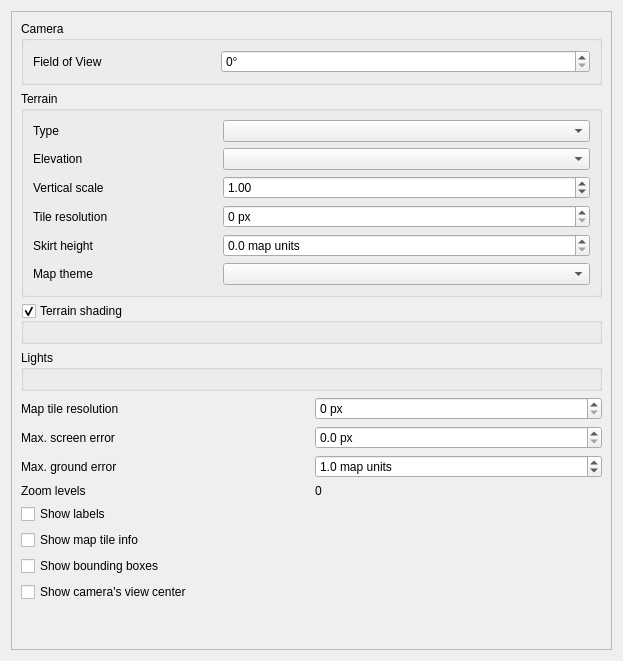
Above: src/ui/3d/map3dconfigwidget.ui from qgis/QGIS before the change. Below: the same form after it.
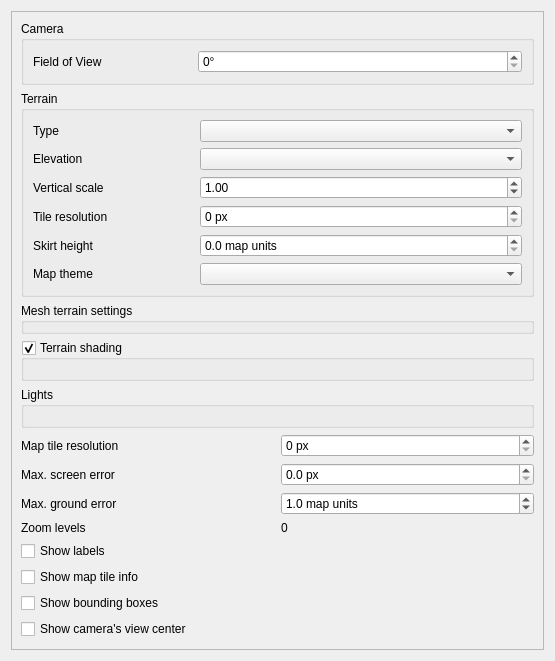
That is the form after the change. Custom widgets are drawn as their Qt base class.

Commit message: new 3D mesh renderer

```diff
--- a/src/ui/3d/map3dconfigwidget.ui
+++ b/src/ui/3d/map3dconfigwidget.ui
@@ -6,14 +6,14 @@
    <rect>
     <x>0</x>
     <y>0</y>
-    <width>623</width>
+    <width>555</width>
     <height>661</height>
    </rect>
   </property>
   <property name="windowTitle">
    <string>Configure 3D Map Rendering</string>
   </property>
-  <layout class="QVBoxLayout" name="verticalLayout">
+  <layout class="QVBoxLayout" name="verticalLayout_4">
    <item>
     <widget class="QgsScrollArea" name="scrollArea">
      <property name="widgetResizable">
@@ -24,38 +24,25 @@
        <rect>
         <x>0</x>
         <y>0</y>
-        <width>557</width>
-        <height>1298</height>
+        <width>521</width>
+        <height>685</height>
        </rect>
       </property>
-      <layout class="QVBoxLayout" name="verticalInnerLayout">
-       <item>
-        <widget class="QgsCollapsibleGroupBox" name="cameraTerrain">
-         <property name="title">
-          <string>Camera</string>
+      <layout class="QGridLayout" name="gridLayout_4">
+       <item row="11" column="0">
+        <spacer name="verticalSpacer">
+         <property name="orientation">
+          <enum>Qt::Vertical</enum>
          </property>
-         <layout class="QGridLayout" name="gridLayout">
-          <item row="1" column="0">
-           <widget class="QLabel" name="label_3">
-            <property name="text">
-             <string>Field of View</string>
-            </property>
-           </widget>
-          </item>
-          <item row="1" column="1" colspan="2">
-           <widget class="QgsSpinBox" name="spinCameraFieldOfView">
-            <property name="suffix">
-             <string>°</string>
-            </property>
-            <property name="maximum">
-             <number>180</number>
-            </property>
-           </widget>
-          </item>
-         </layout>
-        </widget>
+         <property name="sizeHint" stdset="0">
+          <size>
+           <width>20</width>
+           <height>0</height>
+          </size>
+         </property>
+        </spacer>
        </item>
-       <item>
+       <item row="1" column="0">
         <widget class="QgsCollapsibleGroupBox" name="groupTerrain">
          <property name="title">
           <string>Terrain</string>
@@ -152,7 +139,7 @@
          </layout>
         </widget>
        </item>
-       <item>
+       <item row="3" column="0">
         <widget class="QgsCollapsibleGroupBox" name="groupTerrainShading">
          <property name="title">
           <string>Terrain shading</string>
@@ -167,7 +154,33 @@
          </layout>
         </widget>
        </item>
-       <item>
+       <item row="0" column="0">
+        <widget class="QgsCollapsibleGroupBox" name="cameraTerrain">
+         <property name="title">
+          <string>Camera</string>
+         </property>
+         <layout class="QGridLayout" name="gridLayout">
+          <item row="1" column="0">
+           <widget class="QLabel" name="label_3">
+            <property name="text">
+             <string>Field of View</string>
+            </property>
+           </widget>
+          </item>
+          <item row="1" column="1" colspan="2">
+           <widget class="QgsSpinBox" name="spinCameraFieldOfView">
+            <property name="suffix">
+             <string>°</string>
+            </property>
+            <property name="maximum">
+             <number>180</number>
+            </property>
+           </widget>
+          </item>
+         </layout>
+        </widget>
+       </item>
+       <item row="5" column="0">
         <widget class="QgsCollapsibleGroupBox" name="groupLights">
          <property name="title">
           <string>Lights</string>
@@ -179,7 +192,14 @@
          </layout>
         </widget>
        </item>
-       <item>
+       <item row="10" column="0">
+        <widget class="QCheckBox" name="chkShowCameraViewCenter">
+         <property name="text">
+          <string>Show camera's view center</string>
+         </property>
+        </widget>
+       </item>
+       <item row="6" column="0">
         <layout class="QGridLayout" name="gridLayout_2">
          <item row="2" column="0">
           <widget class="QLabel" name="label_6">
@@ -257,47 +277,48 @@
          </item>
         </layout>
        </item>
-       <item>
+       <item row="7" column="0">
         <widget class="QCheckBox" name="chkShowLabels">
          <property name="text">
           <string>Show labels</string>
          </property>
         </widget>
        </item>
-       <item>
+       <item row="8" column="0">
         <widget class="QCheckBox" name="chkShowTileInfo">
          <property name="text">
           <string>Show map tile info</string>
          </property>
         </widget>
        </item>
-       <item>
+       <item row="9" column="0">
         <widget class="QCheckBox" name="chkShowBoundingBoxes">
          <property name="text">
           <string>Show bounding boxes</string>
          </property>
         </widget>
        </item>
-       <item>
-        <widget class="QCheckBox" name="chkShowCameraViewCenter">
-         <property name="text">
-          <string>Show camera's view center</string>
+       <item row="2" column="0">
+        <widget class="QgsCollapsibleGroupBox" name="groupMeshTerrainShading">
+         <property name="title">
+          <string>Mesh terrain settings</string>
          </property>
+         <layout class="QVBoxLayout" name="verticalLayout">
+          <property name="leftMargin">
+           <number>0</number>
+          </property>
+          <property name="topMargin">
+           <number>0</number>
+          </property>
+          <property name="rightMargin">
+           <number>0</number>
+          </property>
+          <property name="bottomMargin">
+           <number>0</number>
+          </property>
+         </layout>
         </widget>
        </item>
-       <item>
-        <spacer name="verticalSpacer">
-         <property name="orientation">
-          <enum>Qt::Vertical</enum>
-         </property>
-         <property name="sizeHint" stdset="0">
-          <size>
-           <width>20</width>
-           <height>0</height>
-          </size>
-         </property>
-        </spacer>
-       </item>
       </layout>
      </widget>
     </widget>
@@ -305,27 +326,11 @@
   </layout>
  </widget>
  <customwidgets>
-  <customwidget>
-   <class>QgsScrollArea</class>
-   <extends>QScrollArea</extends>
-   <header>qgsscrollarea.h</header>
-   <container>1</container>
-  </customwidget>
   <customwidget>
    <class>QgsDoubleSpinBox</class>
    <extends>QDoubleSpinBox</extends>
    <header>qgsdoublespinbox.h</header>
   </customwidget>
-  <customwidget>
-   <class>QgsMapLayerComboBox</class>
-   <extends>QComboBox</extends>
-   <header>qgsmaplayercombobox.h</header>
-  </customwidget>
-  <customwidget>
-   <class>QgsSpinBox</class>
-   <extends>QSpinBox</extends>
-   <header>qgsspinbox.h</header>
-  </customwidget>
   <customwidget>
    <class>QgsPhongMaterialWidget</class>
    <extends>QWidget</extends>
@@ -338,6 +343,22 @@
    <header>qgscollapsiblegroupbox.h</header>
    <container>1</container>
   </customwidget>
+  <customwidget>
+   <class>QgsScrollArea</class>
+   <extends>QScrollArea</extends>
+   <header>qgsscrollarea.h</header>
+   <container>1</container>
+  </customwidget>
+  <customwidget>
+   <class>QgsMapLayerComboBox</class>
+   <extends>QComboBox</extends>
+   <header>qgsmaplayercombobox.h</header>
+  </customwidget>
+  <customwidget>
+   <class>QgsSpinBox</class>
+   <extends>QSpinBox</extends>
+   <header>qgsspinbox.h</header>
+  </customwidget>
   <customwidget>
    <class>QgsLightsWidget</class>
    <extends>QWidget</extends>
```
Left out of the diff: 88 changed lines with no effect on the pictures. The commit also changes 43 other files.
